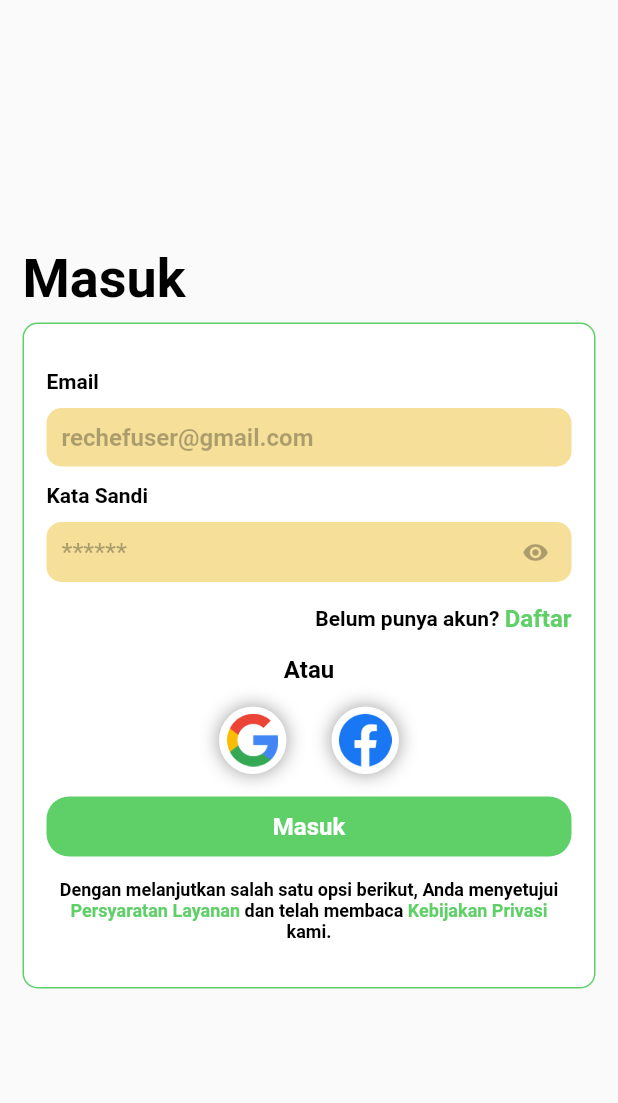
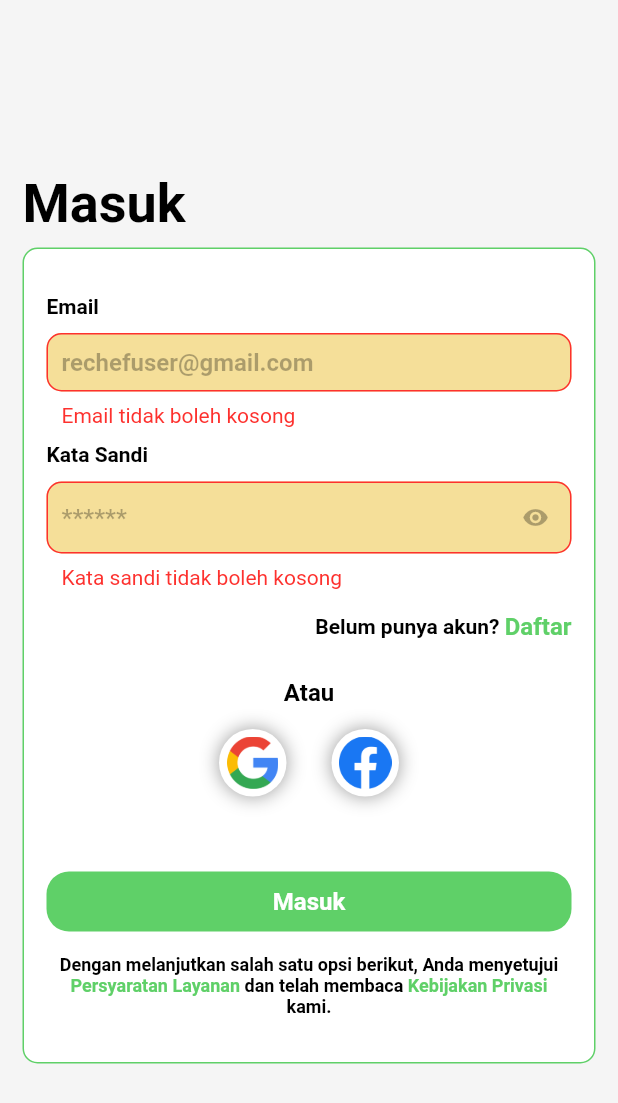
Before and after one commit to EkaRobyanto/rechef_app, a Flutter app: the screen it shows after launch, after a tap on "Masuk", on a phone screen of 412 x 824 dp. Shown: the top 1103 px of the screen. Run offline on Flutter 3.47's test engine with Material 2 defaults, Android fonts, the light colour scheme and no system bars; our stand-ins replace go_router, google_fonts.

Commit message:
add some things

```diff
--- a/lib/src/routes/routes/app_router.dart
+++ b/lib/src/routes/routes/app_router.dart
@@ -52,8 +52,8 @@ final GoRouter router = GoRouter(
         ),
         GoRoute(
           path: 'register',
-          pageBuilder: (context, state) => const NoTransitionPage(
-            child: Register(),
+          pageBuilder: (context, state) => slideTransitionBT(
+            const Register(),
           ),
         ),
       ],
--- a/lib/src/ui/auth/login.dart
+++ b/lib/src/ui/auth/login.dart
@@ -1,6 +1,5 @@
 import 'package:flutter/gestures.dart';
 import 'package:flutter/material.dart';
-import 'package:go_router/go_router.dart';
 import 'package:rechef_app/src/constants/image_path.dart';
 import 'package:rechef_app/src/constants/styles.dart';
 import 'package:rechef_app/src/ui/auth/widgets/oauth_button.dart';
@@ -29,7 +28,16 @@ class _LoginScreenState extends State<LoginScreen> {
 
   @override
   Widget build(BuildContext context) {
-    return Scaffold(
+    void _submit() {
+      if (_formKey.currentState!.validate()) {
+        print('sip');
+      }
+    }
+
+    return GestureDetector(
+      onTap: () => FocusScope.of(context).unfocus(),
+      child: Scaffold(
+        backgroundColor: Colors.grey[100],
         body: Center(
           child: Padding(
             padding: const EdgeInsets.all(
@@ -54,8 +62,8 @@ class _LoginScreenState extends State<LoginScreen> {
                       borderRadius: BorderRadius.circular(10),
                     ),
                     width: double.maxFinite,
-                  padding:
-                      const EdgeInsets.symmetric(horizontal: 15, vertical: 30),
+                    padding: const EdgeInsets.symmetric(
+                        horizontal: 15, vertical: 30),
                     child: Form(
                       key: _formKey,
                       child: Column(
@@ -80,7 +88,7 @@ class _LoginScreenState extends State<LoginScreen> {
                             hint: '******',
                             validator: (value) {
                               if (_passwordController.text == '') {
-                              return 'Password tidak boleh kosong';
+                                return 'Kata sandi tidak boleh kosong';
                               }
                               return null;
                             },
@@ -108,7 +116,7 @@ class _LoginScreenState extends State<LoginScreen> {
                             ],
                           ),
                           const SizedBox(
-                          height: 15,
+                            height: 25,
                           ),
                           Center(child: Text('Atau', style: Styles.font.bold)),
                           const SizedBox(
@@ -129,11 +137,16 @@ class _LoginScreenState extends State<LoginScreen> {
                             ],
                           ),
                           const SizedBox(
-                          height: 15,
+                            height: 50,
                           ),
-                        const SizedBox(
+                          SizedBox(
                             height: 40,
-                          child: ShrinkButton(text: 'Masuk'),
+                            child: ShrinkButton(
+                                text: 'Masuk',
+                                onTap: () {
+                                  FocusScope.of(context).unfocus();
+                                  _submit();
+                                }),
                           ),
                           const SizedBox(
                             height: 15,
@@ -147,14 +160,16 @@ class _LoginScreenState extends State<LoginScreen> {
                                 children: [
                                   TextSpan(
                                     text: 'Persyaratan Layanan',
-                                  style: TextStyle(color: Styles.color.primary),
+                                    style:
+                                        TextStyle(color: Styles.color.primary),
                                     recognizer: TapGestureRecognizer()
                                       ..onTap = () {},
                                   ),
                                   const TextSpan(text: ' dan telah membaca '),
                                   TextSpan(
                                     text: 'Kebijakan Privasi',
-                                  style: TextStyle(color: Styles.color.primary),
+                                    style:
+                                        TextStyle(color: Styles.color.primary),
                                     recognizer: TapGestureRecognizer()
                                       ..onTap = () {},
                                   ),
@@ -170,6 +185,7 @@ class _LoginScreenState extends State<LoginScreen> {
             ),
           ),
         ),
+      ),
     );
   }
 }
--- a/lib/src/ui/auth/widgets/text_input.dart
+++ b/lib/src/ui/auth/widgets/text_input.dart
@@ -36,14 +36,30 @@ class _TextInputState extends State<TextInput> {
           height: 10,
         ),
         SizedBox(
-          height: 40,
           child: TextFormField(
             style: Styles.font.bold,
             textAlignVertical: TextAlignVertical.center,
             obscureText: widget.label.contains('Sandi') ? _isObsecure : false,
             validator: widget.validator,
             decoration: Styles.input.accent.copyWith(
+              contentPadding: const EdgeInsets.all(10),
               hintText: widget.hint,
+              focusedBorder: OutlineInputBorder(
+                borderSide: BorderSide(
+                  color: Styles.color.primary,
+                ),
+                borderRadius: const BorderRadius.all(
+                  Radius.circular(10),
+                ),
+              ),
+              errorBorder: OutlineInputBorder(
+                borderSide: BorderSide(
+                  color: Styles.color.danger,
+                ),
+                borderRadius: const BorderRadius.all(
+                  Radius.circular(10),
+                ),
+              ),
               errorStyle: Styles.font.sm.copyWith(color: Styles.color.danger),
               suffixIcon: widget.label.contains('Sandi')
                   ? IconButton(
```
Lines whose indentation alone changed are shown as unchanged.
